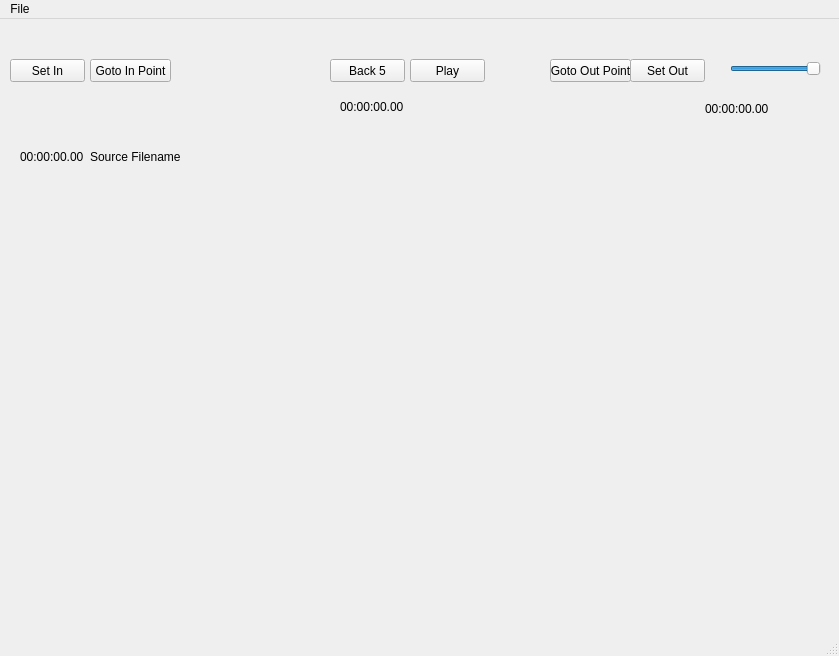
shearern/SBC-Video-Trimmer, file src/vidtrim/ui/VideoTrimMainWindow_UI.ui: the form before one commit.
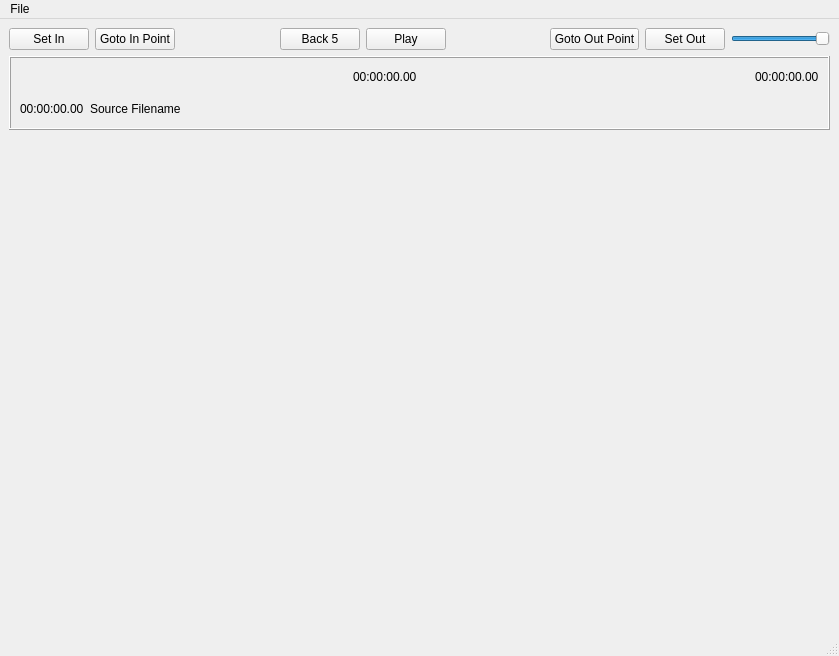
The form after the commit. Icons and pictures are not drawn.

Commit message: Have a moving playhead on the timeline!

The edit to the form file:
```diff
--- a/src/vidtrim/ui/VideoTrimMainWindow_UI.ui
+++ b/src/vidtrim/ui/VideoTrimMainWindow_UI.ui
@@ -18,175 +18,193 @@
     <normaloff>:/assets/images/app_icon.png</normaloff>:/assets/images/app_icon.png</iconset>
   </property>
   <widget class="QWidget" name="centralwidget">
-   <widget class="QPushButton" name="play_btn">
-    <property name="geometry">
-     <rect>
-      <x>410</x>
-      <y>40</y>
-      <width>75</width>
-      <height>23</height>
-     </rect>
-    </property>
-    <property name="text">
-     <string>Play</string>
-    </property>
-   </widget>
-   <widget class="QPushButton" name="pushButton_2">
-    <property name="geometry">
-     <rect>
-      <x>10</x>
-      <y>40</y>
-      <width>75</width>
-      <height>23</height>
-     </rect>
-    </property>
-    <property name="text">
-     <string>Set In</string>
-    </property>
-   </widget>
-   <widget class="QPushButton" name="pushButton_3">
-    <property name="geometry">
-     <rect>
-      <x>630</x>
-      <y>40</y>
-      <width>75</width>
-      <height>23</height>
-     </rect>
-    </property>
-    <property name="text">
-     <string>Set Out</string>
-    </property>
-   </widget>
-   <widget class="QSlider" name="horizontalSlider_2">
-    <property name="geometry">
-     <rect>
-      <x>730</x>
-      <y>40</y>
-      <width>91</width>
-      <height>19</height>
-     </rect>
-    </property>
-    <property name="maximum">
-     <number>100</number>
-    </property>
-    <property name="value">
-     <number>100</number>
-    </property>
-    <property name="orientation">
-     <enum>Qt::Horizontal</enum>
-    </property>
-   </widget>
-   <widget class="QPushButton" name="pushButton_4">
-    <property name="geometry">
-     <rect>
-      <x>330</x>
-      <y>40</y>
-      <width>75</width>
-      <height>23</height>
-     </rect>
-    </property>
-    <property name="text">
-     <string>Back 5</string>
-    </property>
-   </widget>
-   <widget class="QPushButton" name="pushButton_5">
-    <property name="geometry">
-     <rect>
-      <x>90</x>
-      <y>40</y>
-      <width>81</width>
-      <height>23</height>
-     </rect>
-    </property>
-    <property name="text">
-     <string>Goto In Point</string>
-    </property>
-   </widget>
-   <widget class="QPushButton" name="pushButton_6">
-    <property name="geometry">
-     <rect>
-      <x>550</x>
-      <y>40</y>
-      <width>81</width>
-      <height>23</height>
-     </rect>
-    </property>
-    <property name="text">
-     <string>Goto Out Point</string>
-    </property>
-   </widget>
-   <widget class="QWidget" name="video_widget" native="true">
-    <property name="geometry">
-     <rect>
-      <x>20</x>
-      <y>150</y>
-      <width>791</width>
-      <height>461</height>
-     </rect>
-    </property>
-   </widget>
-   <widget class="QWidget" name="widget" native="true">
-    <property name="geometry">
-     <rect>
-      <x>10</x>
-      <y>100</y>
-      <width>811</width>
-      <height>21</height>
-     </rect>
-    </property>
-   </widget>
-   <widget class="QLabel" name="current_video_lbl">
-    <property name="geometry">
-     <rect>
-      <x>90</x>
-      <y>130</y>
-      <width>311</width>
-      <height>16</height>
-     </rect>
-    </property>
-    <property name="text">
-     <string>Source Filename</string>
-    </property>
-   </widget>
-   <widget class="QLabel" name="video_position_lbl">
-    <property name="geometry">
-     <rect>
-      <x>20</x>
-      <y>130</y>
-      <width>111</width>
-      <height>16</height>
-     </rect>
-    </property>
-    <property name="text">
-     <string>00:00:00.00</string>
-    </property>
-   </widget>
-   <widget class="QLabel" name="seq_pos_lbl">
-    <property name="geometry">
-     <rect>
-      <x>340</x>
-      <y>80</y>
-      <width>81</width>
-      <height>16</height>
-     </rect>
-    </property>
-    <property name="text">
-     <string>00:00:00.00</string>
-    </property>
-   </widget>
-   <widget class="QLabel" name="project_length_timecode">
-    <property name="geometry">
-     <rect>
-      <x>705</x>
-      <y>80</y>
-      <width>101</width>
-      <height>20</height>
-     </rect>
-    </property>
-    <property name="text">
-     <string>00:00:00.00</string>
-    </property>
-   </widget>
+   <layout class="QVBoxLayout" name="verticalLayout_2">
+    <item>
+     <layout class="QHBoxLayout" name="horizontalLayout">
+      <item>
+       <widget class="QPushButton" name="pushButton_2">
+        <property name="text">
+         <string>Set In</string>
+        </property>
+       </widget>
+      </item>
+      <item>
+       <widget class="QPushButton" name="pushButton_5">
+        <property name="text">
+         <string>Goto In Point</string>
+        </property>
+       </widget>
+      </item>
+      <item>
+       <spacer name="horizontalSpacer">
+        <property name="orientation">
+         <enum>Qt::Horizontal</enum>
+        </property>
+        <property name="sizeHint" stdset="0">
+         <size>
+          <width>40</width>
+          <height>20</height>
+         </size>
+        </property>
+       </spacer>
+      </item>
+      <item>
+       <widget class="QPushButton" name="pushButton_4">
+        <property name="text">
+         <string>Back 5</string>
+        </property>
+       </widget>
+      </item>
+      <item>
+       <widget class="QPushButton" name="play_btn">
+        <property name="text">
+         <string>Play</string>
+        </property>
+       </widget>
+      </item>
+      <item>
+       <spacer name="horizontalSpacer_2">
+        <property name="orientation">
+         <enum>Qt::Horizontal</enum>
+        </property>
+        <property name="sizeHint" stdset="0">
+         <size>
+          <width>40</width>
+          <height>20</height>
+         </size>
+        </property>
+       </spacer>
+      </item>
+      <item>
+       <widget class="QPushButton" name="pushButton_6">
+        <property name="text">
+         <string>Goto Out Point</string>
+        </property>
+       </widget>
+      </item>
+      <item>
+       <widget class="QPushButton" name="pushButton_3">
+        <property name="text">
+         <string>Set Out</string>
+        </property>
+       </widget>
+      </item>
+      <item>
+       <widget class="QSlider" name="horizontalSlider_2">
+        <property name="maximum">
+         <number>100</number>
+        </property>
+        <property name="value">
+         <number>100</number>
+        </property>
+        <property name="orientation">
+         <enum>Qt::Horizontal</enum>
+        </property>
+       </widget>
+      </item>
+     </layout>
+    </item>
+    <item>
+     <widget class="QFrame" name="timeline_frame">
+      <property name="frameShape">
+       <enum>QFrame::Box</enum>
+      </property>
+      <property name="frameShadow">
+       <enum>QFrame::Raised</enum>
+      </property>
+      <layout class="QVBoxLayout" name="verticalLayout">
+       <item>
+        <layout class="QHBoxLayout" name="horizontalLayout_2">
+         <item>
+          <spacer name="horizontalSpacer_3">
+           <property name="orientation">
+            <enum>Qt::Horizontal</enum>
+           </property>
+           <property name="sizeHint" stdset="0">
+            <size>
+             <width>40</width>
+             <height>20</height>
+            </size>
+           </property>
+          </spacer>
+         </item>
+         <item>
+          <widget class="QLabel" name="seq_pos_lbl">
+           <property name="text">
+            <string>00:00:00.00</string>
+           </property>
+          </widget>
+         </item>
+         <item>
+          <spacer name="horizontalSpacer_4">
+           <property name="orientation">
+            <enum>Qt::Horizontal</enum>
+           </property>
+           <property name="sizeHint" stdset="0">
+            <size>
+             <width>40</width>
+             <height>20</height>
+            </size>
+           </property>
+          </spacer>
+         </item>
+         <item>
+          <widget class="QLabel" name="project_length_timecode">
+           <property name="text">
+            <string>00:00:00.00</string>
+           </property>
+          </widget>
+         </item>
+        </layout>
+       </item>
+       <item>
+        <widget class="QWidget" name="timeline" native="true"/>
+       </item>
+       <item>
+        <layout class="QHBoxLayout" name="horizontalLayout_3">
+         <item>
+          <widget class="QLabel" name="video_position_lbl">
+           <property name="text">
+            <string>00:00:00.00</string>
+           </property>
+          </widget>
+         </item>
+         <item>
+          <widget class="QLabel" name="current_video_lbl">
+           <property name="text">
+            <string>Source Filename</string>
+           </property>
+          </widget>
+         </item>
+         <item>
+          <spacer name="horizontalSpacer_5">
+           <property name="orientation">
+            <enum>Qt::Horizontal</enum>
+           </property>
+           <property name="sizeHint" stdset="0">
+            <size>
+             <width>40</width>
+             <height>20</height>
+            </size>
+           </property>
+          </spacer>
+         </item>
+        </layout>
+       </item>
+      </layout>
+     </widget>
+    </item>
+    <item>
+     <widget class="QWidget" name="video_widget" native="true">
+      <property name="sizePolicy">
+       <sizepolicy hsizetype="Preferred" vsizetype="Expanding">
+        <horstretch>0</horstretch>
+        <verstretch>0</verstretch>
+       </sizepolicy>
+      </property>
+     </widget>
+    </item>
+   </layout>
   </widget>
   <widget class="QMenuBar" name="menubar">
    <property name="geometry">
```
The commit also changes 2 other files.
